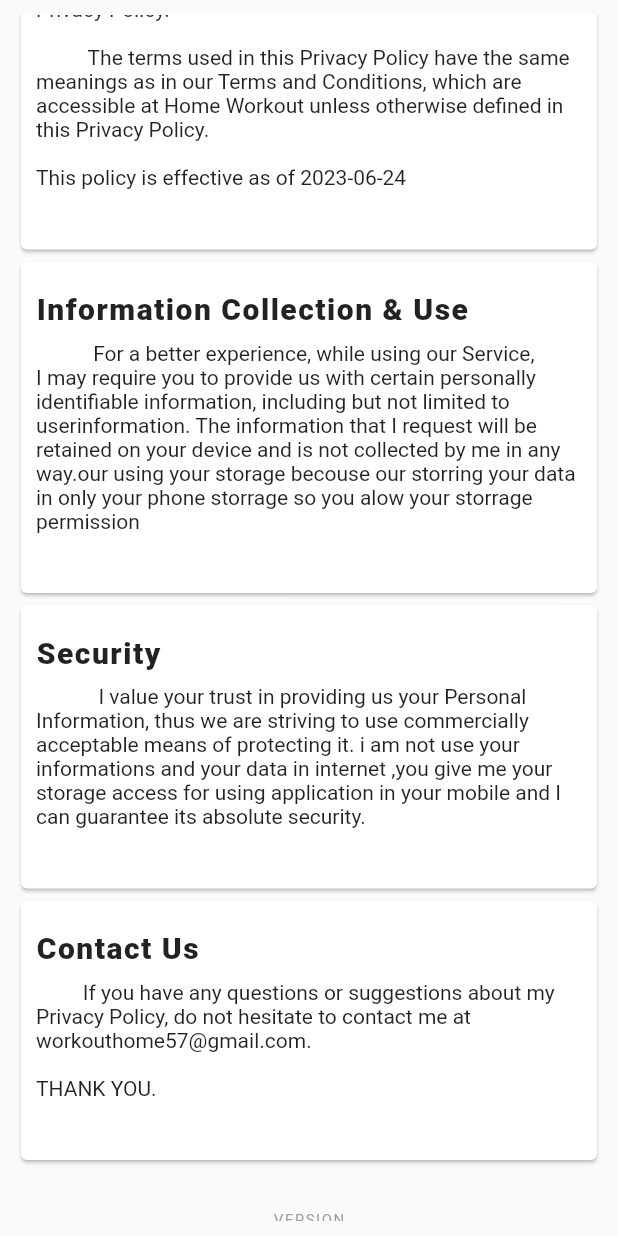
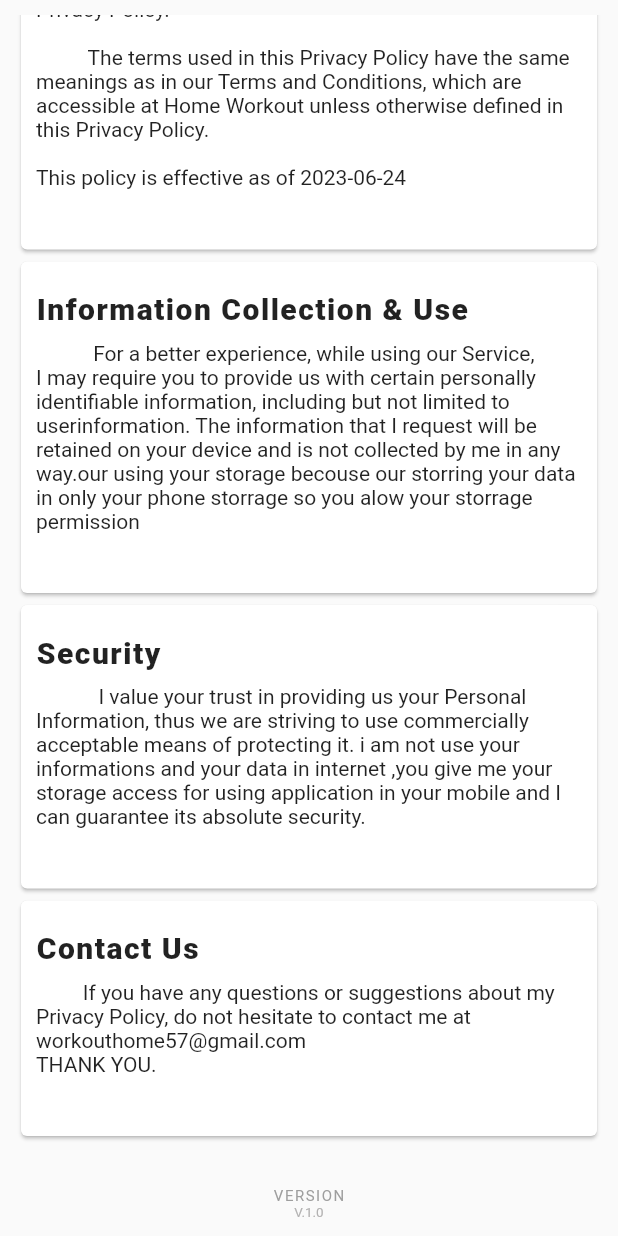
Before and after one commit to muhammednasrudheencn/Home_Workout, a Flutter app: the Privacypolicy screen opened directly, scrolled down 359 dp, on a phone screen of 412 x 824 dp. Run offline on Flutter 3.47's test engine with Material 2 defaults, Android fonts, the light colour scheme and no system bars; our stand-ins replace hive_flutter, shared_preferences, table_calendar; accounts and stored records are empty.

```diff
--- a/lib/screens/screen_policy.dart
+++ b/lib/screens/screen_policy.dart
@@ -136,8 +136,7 @@ class Privacypolicy extends StatelessWidget {
                           height: 10,
                         ),
                         Text(
-                            '''         If you have any questions or suggestions about my Privacy Policy, do not hesitate to contact me at workouthome57@gmail.com.
-
+                            '''         If you have any questions or suggestions about my Privacy Policy, do not hesitate to contact me at workouthome57@gmail.com
 THANK YOU.'''),
                         SizedBox(
                           height: 30,
```
Also changed, not shown: 2 other files.
